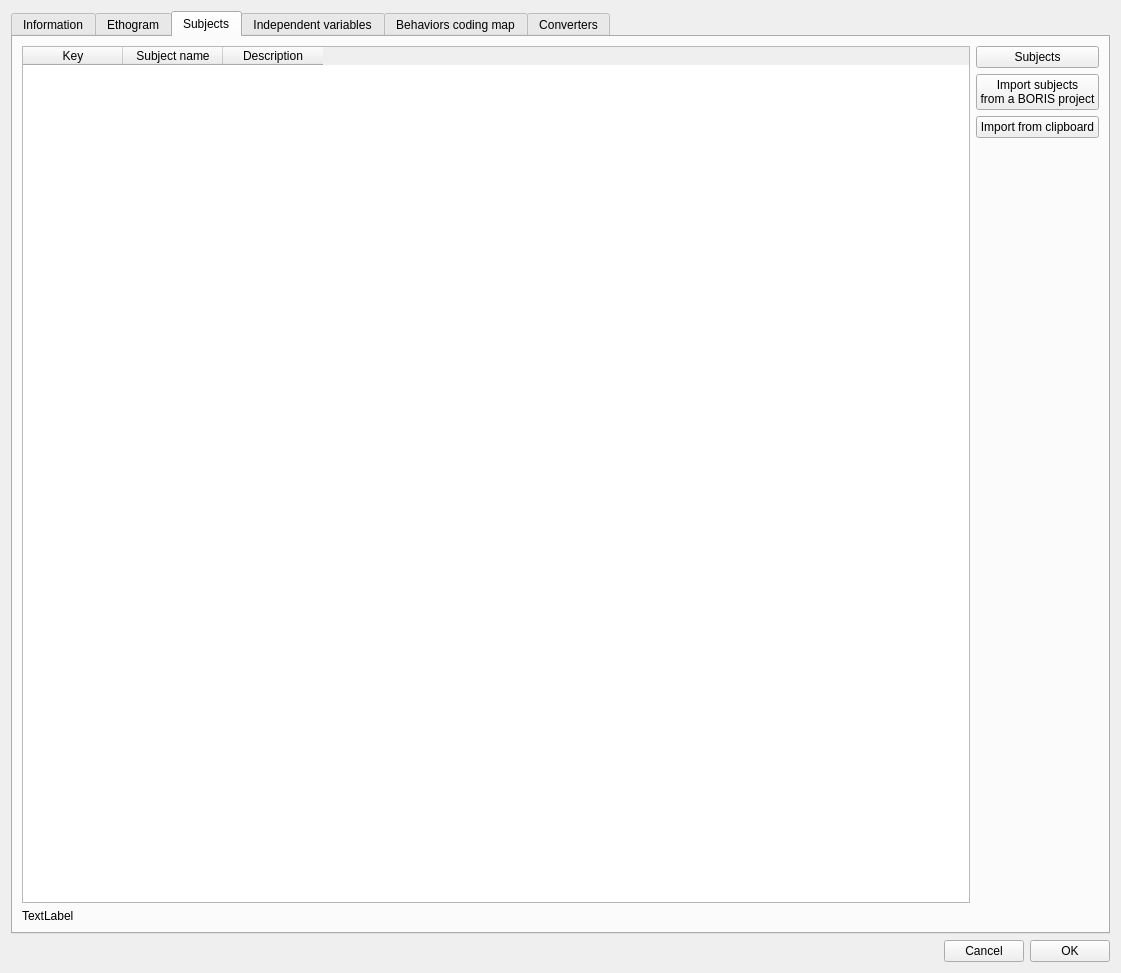
First picture: the form in boris/project.ui, repository olivierfriard/BORIS, before the edit.
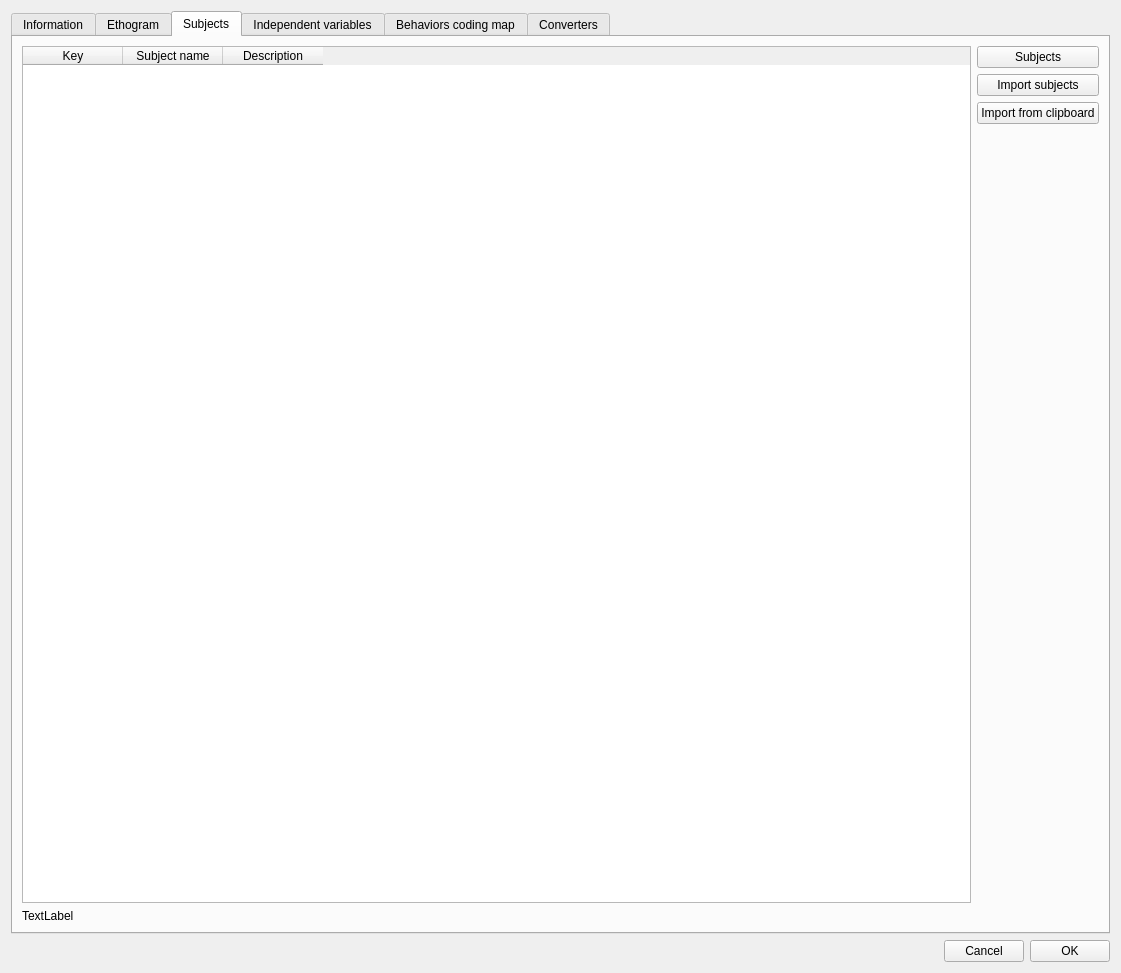
Second picture: the form after the edit. The open tabs and pages were chosen to show the change.

Commit message: added import subject from xlsx and ODS

What changed in the file:
```diff
--- a/boris/project.ui
+++ b/boris/project.ui
@@ -347,8 +347,7 @@
                <item>
                 <widget class="QPushButton" name="pbImportSubjectsFromProject">
                  <property name="text">
-                  <string>Import subjects
-from a BORIS project</string>
+                  <string>Import subjects</string>
                  </property>
                 </widget>
                </item>
```
Left out of the diff: 2 changed lines with no effect on the pictures. The commit also changes 2 other files.
